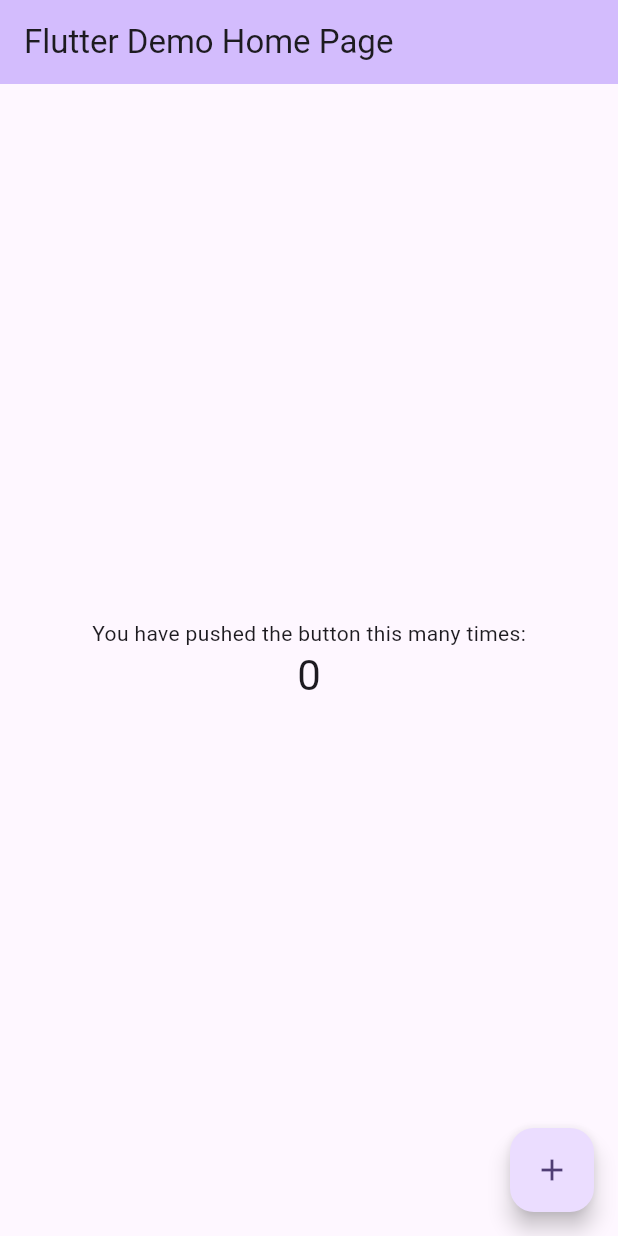
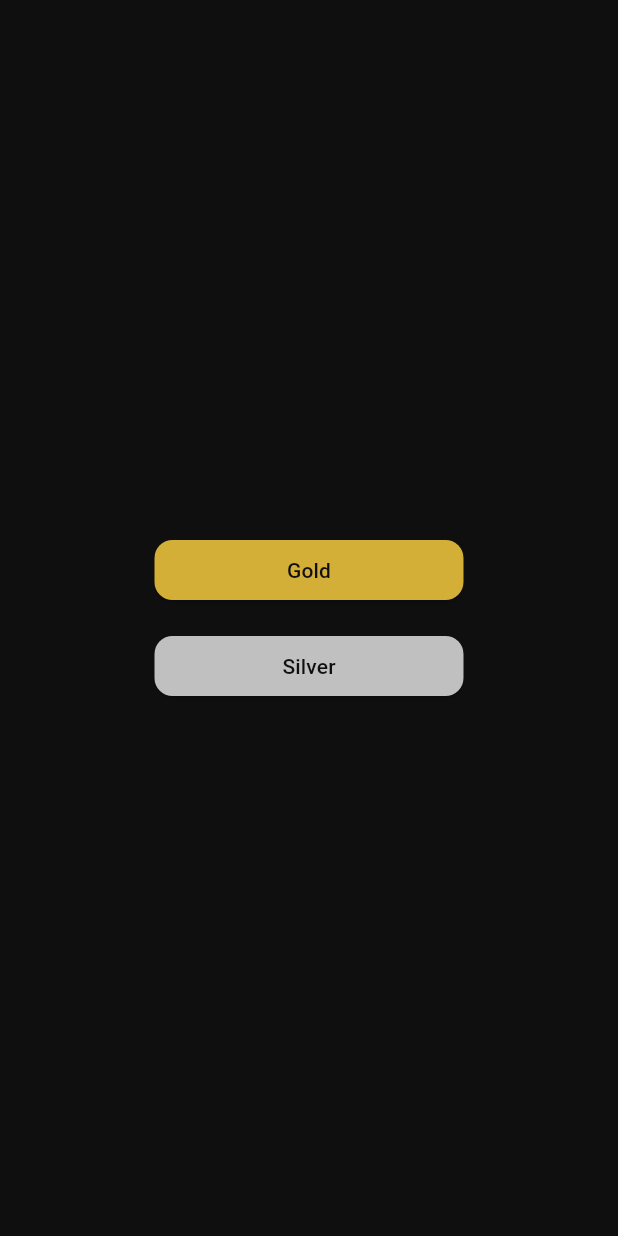
Before and after one commit to MahmoudAbouEl3la/Bullion-Market, a Flutter app: the screen it shows after launch, on a phone screen of 412 x 824 dp. Run offline on Flutter 3.47's test engine with Material 3 defaults, Android fonts, the phone set to English and light mode, and no system bars; our stand-ins replace dio, go_router.

Commit message:
upload section one

```diff
--- /dev/null
+++ b/lib/core/navigation/navigation_extension.dart
@@ -0,0 +1,10 @@
+import 'package:flutter/material.dart';
+import 'package:go_router/go_router.dart';
+
+extension NavigationExtension on BuildContext {
+  void goTo(String routeName) => GoRouter.of(this).go(routeName);
+
+  void pushTo(String routeName) => GoRouter.of(this).push(routeName);
+
+  void back() => GoRouter.of(this).pop();
+}
--- a/lib/core/routing/app_routing.dart
+++ b/lib/core/routing/app_routing.dart
@@ -1,3 +1,4 @@
+import 'package:bullion_market/features/Home/presentation/screens/home_screen.dart';
 import 'package:flutter/material.dart';
 import 'routes.dart';
 
@@ -5,9 +6,13 @@ class AppRouter {
   static Route<dynamic> generate(RouteSettings settings) {
     switch (settings.name) {
       case Routes.homeScreen:
-        return MaterialPageRoute(builder: (_) => const Scaffold());
+        return MaterialPageRoute(builder: (_) => const HomeScreen());
       default:
-        return MaterialPageRoute(builder: (_) => const Scaffold());
+        return MaterialPageRoute(
+          builder: (_) => Scaffold(
+            body: Center(child: Text('No route defined for ${settings.name}')),
+          ),
+        );
     }
   }
 }
--- a/lib/core/routing/routes.dart
+++ b/lib/core/routing/routes.dart
@@ -1,4 +1,5 @@
 class Routes {
   static const String homeScreen = '/';
-  static const String pricesScreen = '/pricesScreen';
+  static const String goldsScreen = '/goldsScreen';
+  static const String silverScreen = '/silverScreen';
 }
--- a/lib/core/widgets/app_button.dart
+++ b/lib/core/widgets/app_button.dart
@@ -20,18 +20,29 @@ class AppButton extends StatelessWidget {
 
   @override
   Widget build(BuildContext context) {
-    return ElevatedButton(
+    final size = MediaQuery.of(context).size;
+    return Center(
+      child: SizedBox(
+        width: size.width * 0.5,
+        child: Padding(
+          padding: const EdgeInsets.symmetric(vertical: 8.0),
+          child: ElevatedButton(
             onPressed: onPressed,
             style: ElevatedButton.styleFrom(
               backgroundColor: color ?? AppColors.goldPrimary,
               shape: RoundedRectangleBorder(
-          borderRadius: BorderRadius.circular(radius ?? AppSizes.radiusMedium),
+                borderRadius: BorderRadius.circular(
+                  radius ?? AppSizes.radiusMedium,
+                ),
               ),
             ),
             child: Text(
               title,
               style: TextStyle(color: textColor ?? AppColors.appBackground),
             ),
+          ),
+        ),
+      ),
     );
   }
 }
--- /dev/null
+++ b/lib/features/Home/presentation/screens/home_screen.dart
@@ -0,0 +1,25 @@
+import 'package:bullion_market/core/constants/app_colors.dart';
+import 'package:bullion_market/core/constants/app_strings.dart';
+import 'package:bullion_market/core/widgets/app_button.dart';
+import 'package:flutter/material.dart';
+
+class HomeScreen extends StatelessWidget {
+  const HomeScreen({super.key});
+
+  @override
+  Widget build(BuildContext context) {
+    return Scaffold(
+      body: Column(
+        mainAxisAlignment: MainAxisAlignment.center,
+        children: [
+          AppButton(title: AppStrings.gold, onPressed: () {}),
+          AppButton(
+            title: AppStrings.silver,
+            onPressed: () {},
+            color: AppColors.silverSecondary,
+          ),
+        ],
+      ),
+    );
+  }
+}
--- a/lib/main.dart
+++ b/lib/main.dart
@@ -1,3 +1,6 @@
+import 'package:bullion_market/core/routing/app_routing.dart';
+import 'package:bullion_market/core/routing/routes.dart';
+import 'package:bullion_market/core/constants/app_colors.dart';
 import 'package:flutter/material.dart';
 
 void main() {
@@ -7,116 +10,39 @@ void main() {
 class MyApp extends StatelessWidget {
   const MyApp({super.key});
 
-  // This widget is the root of your application.
   @override
   Widget build(BuildContext context) {
     return MaterialApp(
-      title: 'Flutter Demo',
+      title: 'Bullion Market',
+      debugShowCheckedModeBanner: false,
       theme: ThemeData(
-        // This is the theme of your application.
-        //
-        // TRY THIS: Try running your application with "flutter run". You'll see
-        // the application has a purple toolbar. Then, without quitting the app,
-        // try changing the seedColor in the colorScheme below to Colors.green
-        // and then invoke "hot reload" (save your changes or press the "hot
-        // reload" button in a Flutter-supported IDE, or press "r" if you used
-        // the command line to start the app).
-        //
-        // Notice that the counter didn't reset back to zero; the application
-        // state is not lost during the reload. To reset the state, use hot
-        // restart instead.
-        //
-        // This works for code too, not just values: Most code changes can be
-        // tested with just a hot reload.
-        colorScheme: ColorScheme.fromSeed(seedColor: Colors.deepPurple),
+        scaffoldBackgroundColor: AppColors.appBackground,
+        colorScheme: ColorScheme.dark(
+          primary: AppColors.goldPrimary,
+          secondary: AppColors.silverSecondary,
+          surface: AppColors.appBackground,
+          error: AppColors.priceDown,
+        ),
+        textTheme: const TextTheme(
+          bodyLarge: TextStyle(color: AppColors.textMain),
+          bodyMedium: TextStyle(color: AppColors.textMuted),
+        ),
+        appBarTheme: const AppBarTheme(
+          backgroundColor: AppColors.appBackground,
+          titleTextStyle: TextStyle(
+            color: AppColors.textMain,
+            fontSize: 20,
+            fontWeight: FontWeight.bold,
+          ),
+          iconTheme: IconThemeData(color: AppColors.textMain),
+        ),
+        floatingActionButtonTheme: const FloatingActionButtonThemeData(
+          backgroundColor: AppColors.goldPrimary,
+          foregroundColor: AppColors.textMain,
+        ),
       ),
-      home: const MyHomePage(title: 'Flutter Demo Home Page'),
+      onGenerateRoute: AppRouter.generate,
+      initialRoute: Routes.homeScreen,
     );
   }
 }
-
-class MyHomePage extends StatefulWidget {
-  const MyHomePage({super.key, required this.title});
-
-  // This widget is the home page of your application. It is stateful, meaning
-  // that it has a State object (defined below) that contains fields that affect
-  // how it looks.
-
-  // This class is the configuration for the state. It holds the values (in this
-  // case the title) provided by the parent (in this case the App widget) and
-  // used by the build method of the State. Fields in a Widget subclass are
-  // always marked "final".
-
-  final String title;
-
-  @override
-  State<MyHomePage> createState() => _MyHomePageState();
-}
-
-class _MyHomePageState extends State<MyHomePage> {
-  int _counter = 0;
-
-  void _incrementCounter() {
-    setState(() {
-      // This call to setState tells the Flutter framework that something has
-      // changed in this State, which causes it to rerun the build method below
-      // so that the display can reflect the updated values. If we changed
-      // _counter without calling setState(), then the build method would not be
-      // called again, and so nothing would appear to happen.
-      _counter++;
-    });
-  }
-
-  @override
-  Widget build(BuildContext context) {
-    // This method is rerun every time setState is called, for instance as done
-    // by the _incrementCounter method above.
-    //
-    // The Flutter framework has been optimized to make rerunning build methods
-    // fast, so that you can just rebuild anything that needs updating rather
-    // than having to individually change instances of widgets.
-    return Scaffold(
-      appBar: AppBar(
-        // TRY THIS: Try changing the color here to a specific color (to
-        // Colors.amber, perhaps?) and trigger a hot reload to see the AppBar
-        // change color while the other colors stay the same.
-        backgroundColor: Theme.of(context).colorScheme.inversePrimary,
-        // Here we take the value from the MyHomePage object that was created by
-        // the App.build method, and use it to set our appbar title.
-        title: Text(widget.title),
-      ),
-      body: Center(
-        // Center is a layout widget. It takes a single child and positions it
-        // in the middle of the parent.
-        child: Column(
-          // Column is also a layout widget. It takes a list of children and
-          // arranges them vertically. By default, it sizes itself to fit its
-          // children horizontally, and tries to be as tall as its parent.
-          //
-          // Column has various properties to control how it sizes itself and
-          // how it positions its children. Here we use mainAxisAlignment to
-          // center the children vertically; the main axis here is the vertical
-          // axis because Columns are vertical (the cross axis would be
-          // horizontal).
-          //
-          // TRY THIS: Invoke "debug painting" (choose the "Toggle Debug Paint"
-          // action in the IDE, or press "p" in the console), to see the
-          // wireframe for each widget.
-          mainAxisAlignment: MainAxisAlignment.center,
-          children: <Widget>[
-            const Text('You have pushed the button this many times:'),
-            Text(
-              '$_counter',
-              style: Theme.of(context).textTheme.headlineMedium,
-            ),
-          ],
-        ),
-      ),
-      floatingActionButton: FloatingActionButton(
-        onPressed: _incrementCounter,
-        tooltip: 'Increment',
-        child: const Icon(Icons.add),
-      ), // This trailing comma makes auto-formatting nicer for build methods.
-    );
-  }
-}
--- a/pubspec.yaml
+++ b/pubspec.yaml
@@ -33,6 +33,7 @@ dependencies:
   flutter:
     sdk: flutter
   flutter_bloc: ^9.1.1
+  go_router: ^17.1.0
 
 dev_dependencies:
   flutter_lints: ^5.0.0
```
Also changed, not shown: pubspec.lock. Lines whose indentation alone changed are shown as unchanged.
